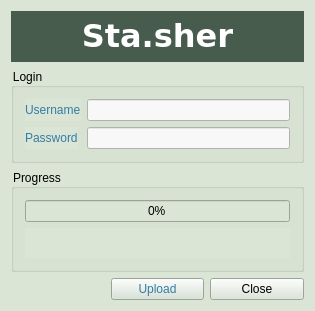
This is mainwindow.ui in phobi4n/Stasher as Qt 5 draws it before an edit. The edited form follows.
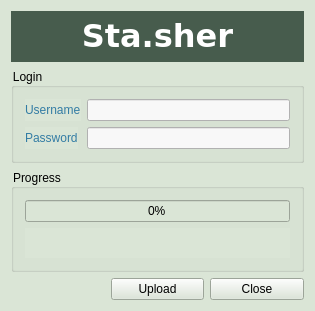
This is the edited form. Icons and pictures are not drawn.

Diff of the .ui file:
```diff
--- a/mainwindow.ui
+++ b/mainwindow.ui
@@ -109,8 +109,7 @@
     <item row="3" column="1">
      <widget class="QPushButton" name="pushButton_2">
       <property name="styleSheet">
-       <string notr="true">background-color: rgb(214, 227, 213);
-color: rgb(51, 124, 164);</string>
+       <string notr="true"/>
       </property>
       <property name="text">
        <string>Upload</string>
```
Left out of the diff: 1 changed line with no effect on the pictures.
